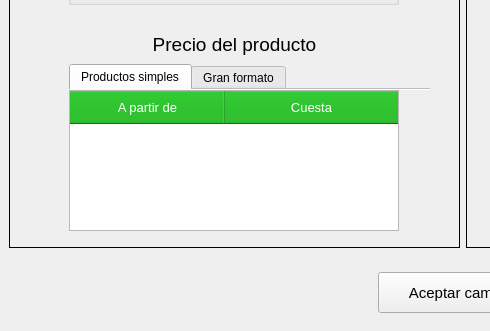
First picture: the form in src/AdministrarProductos/Ui_EditarProducto.ui, repository ivanperez-7/printpos, before the edit; both pictures show x 0 to 490 and y 402 to 733 of the 926 by 733 pixel window.
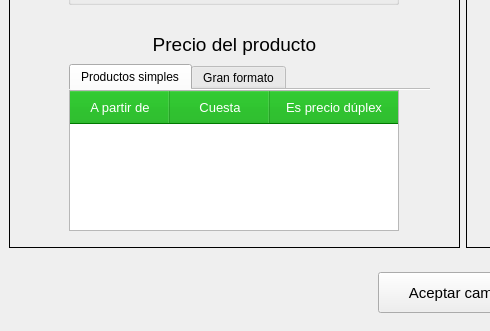
Second picture: the form after the edit. Icons and pictures are not drawn.

The edit to the form file:
```diff
--- a/src/AdministrarProductos/Ui_EditarProducto.ui
+++ b/src/AdministrarProductos/Ui_EditarProducto.ui
@@ -399,9 +399,6 @@
             <property name="selectionMode">
              <enum>QAbstractItemView::SingleSelection</enum>
             </property>
-            <attribute name="horizontalHeaderMinimumSectionSize">
-             <number>155</number>
-            </attribute>
             <attribute name="horizontalHeaderStretchLastSection">
              <bool>true</bool>
             </attribute>
@@ -418,6 +415,11 @@
               <string>Cuesta</string>
              </property>
             </column>
+            <column>
+             <property name="text">
+              <string>Es precio dúplex</string>
+             </property>
+            </column>
            </widget>
            <widget class="QLabel" name="lbAgregar">
             <property name="geometry">
```
